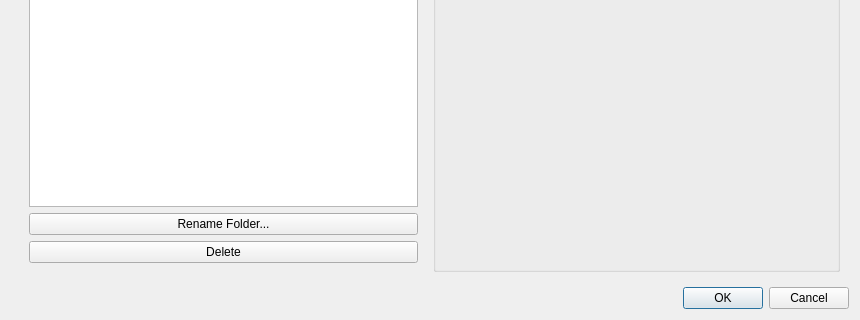
First picture: the form in src/UI/QT/Form_ManBookmark.ui, repository TheBeef/WhippyTerm, before the edit; both pictures show x 0 to 860 and y 189 to 509 of the 860 by 509 pixel window.
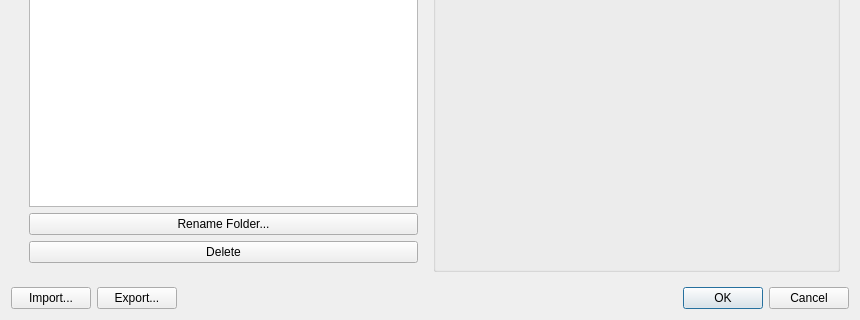
Second picture: the form after the edit. Custom widgets are drawn as their Qt base class.

Commit message: Added bookmark import/export.  Issue #93

What changed in the file:
```diff
--- a/src/UI/QT/Form_ManBookmark.ui
+++ b/src/UI/QT/Form_ManBookmark.ui
@@ -161,6 +161,53 @@
     </widget>
    </item>
    <item>
+    <widget class="QWidget" name="widget_5" native="true">
+     <layout class="QHBoxLayout" name="horizontalLayout_2">
+      <property name="leftMargin">
+       <number>0</number>
+      </property>
+      <property name="topMargin">
+       <number>0</number>
+      </property>
+      <property name="rightMargin">
+       <number>0</number>
+      </property>
+      <property name="bottomMargin">
+       <number>0</number>
+      </property>
+      <item>
+       <widget class="QWidget" name="widget_6" native="true">
+        <layout class="QHBoxLayout" name="horizontalLayout_3">
+         <property name="leftMargin">
+          <number>0</number>
+         </property>
+         <property name="topMargin">
+          <number>0</number>
+         </property>
+         <property name="rightMargin">
+          <number>0</number>
+         </property>
+         <property name="bottomMargin">
+          <number>0</number>
+         </property>
+         <item>
+          <widget class="QPushButton" name="Import_pushButton">
+           <property name="text">
+            <string>Import...</string>
+           </property>
+          </widget>
+         </item>
+         <item>
+          <widget class="QPushButton" name="Export_pushButton">
+           <property name="text">
+            <string>Export...</string>
+           </property>
+          </widget>
+         </item>
+        </layout>
+       </widget>
+      </item>
+      <item>
     <widget class="QDialogButtonBox" name="buttonBox">
      <property name="orientation">
       <enum>Qt::Horizontal</enum>
@@ -168,6 +215,9 @@
      <property name="standardButtons">
       <set>QDialogButtonBox::Cancel|QDialogButtonBox::Ok</set>
      </property>
+       </widget>
+      </item>
+     </layout>
     </widget>
    </item>
   </layout>
```
Lines whose indentation alone changed are shown as unchanged. The commit also changes 9 other files.
